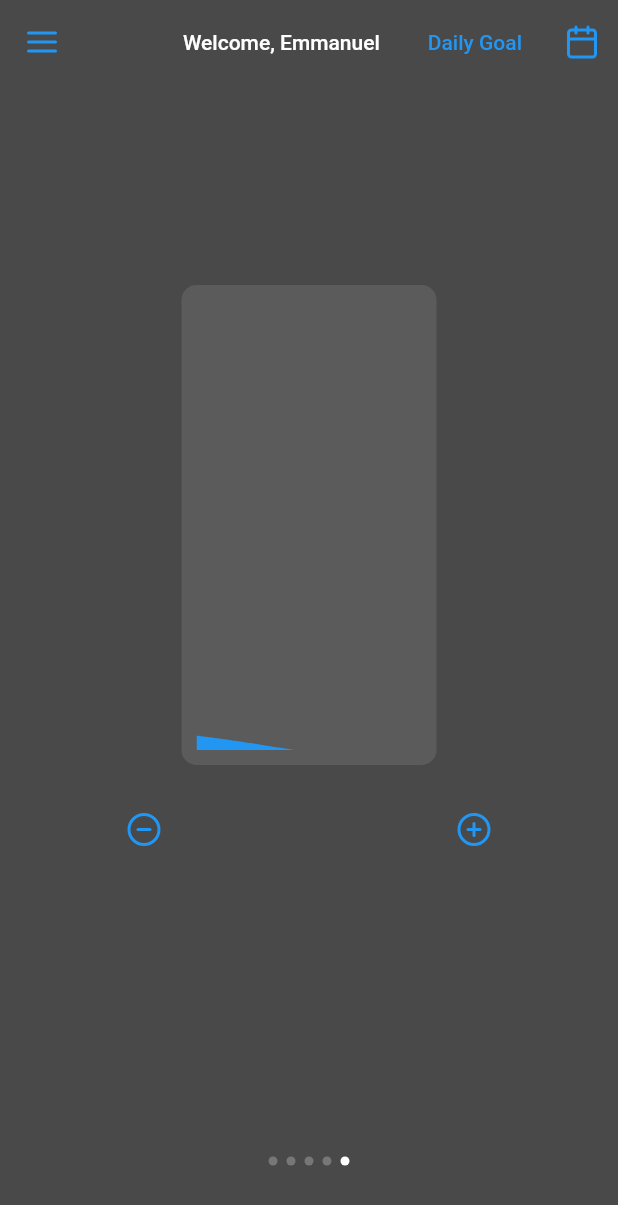
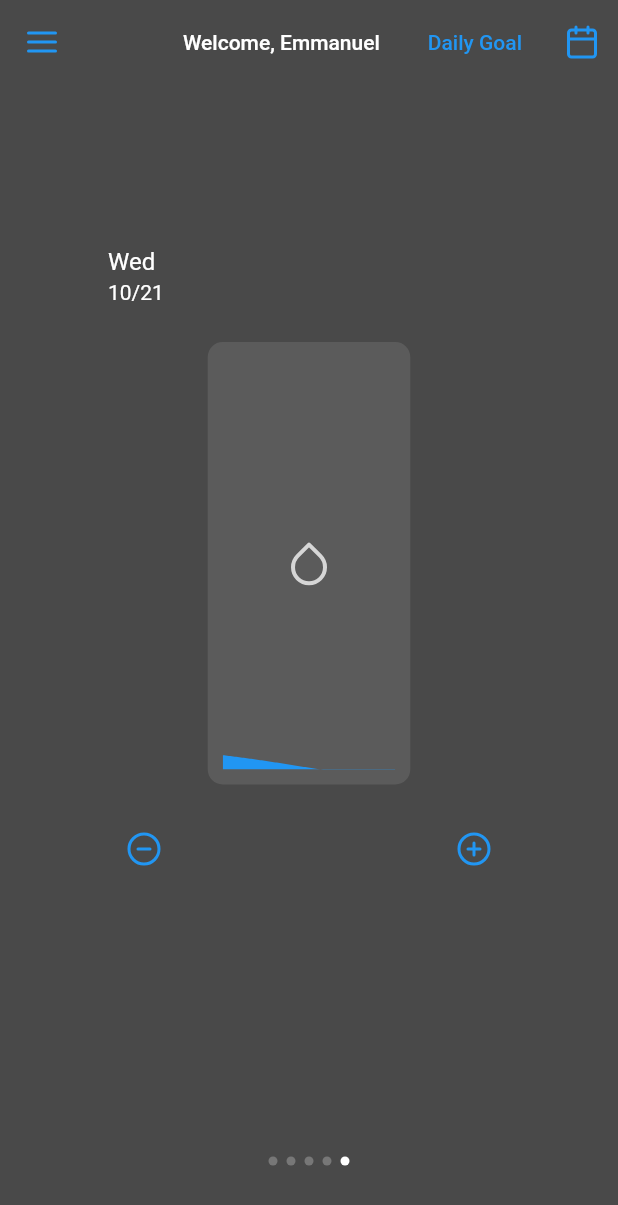
Before and after one commit to emmanuelrocha001/water, a Flutter app: the screen it shows after launch, on a phone screen of 412 x 824 dp. Shown: the top 1205 px of the screen. Run offline on Flutter 3.47's test engine with Material 2 defaults, Android fonts, the phone set to English and light mode, and no system bars; our stand-ins replace flutter_vector_icons.

Commit message:
date added

```diff
--- a/lib/widgets/five_day/day.dart
+++ b/lib/widgets/five_day/day.dart
@@ -4,10 +4,10 @@ import '../../app_colors.dart';
 
 class Day extends StatefulWidget {
   final id;
-  final color;
+  final date;
   Day({
     @required this.id,
-    this.color
+    this.date,
   });
 
   @override
@@ -30,7 +30,8 @@ class _DayState extends State<Day> with AutomaticKeepAliveClientMixin {
         child: Wave(
           id: widget.id,
           color: AppColors.PRIMARY_DARK,
-          size: Size(150, 300),
+          size: Size(115, 275),
+          date: widget.date,
         ),
       ),
 
--- a/lib/widgets/five_day/five_day.dart
+++ b/lib/widgets/five_day/five_day.dart
@@ -9,20 +9,27 @@ class FiveDay extends StatefulWidget {
 }
 
 class _FiveDayState extends State<FiveDay> {
-  final _controller = PageController(
-    initialPage: 4,
-    keepPage: true,
-  );
+  PageController _controller;
+  List<DateTime> days;
 
   var currentIndex = 4;
 
-  final days = [
-    Colors.red,
-    Colors.blue,
-    Colors.green,
-    Colors.yellow,
-    Colors.pink,
-  ];
+
+  @override
+  void initState() {
+    super.initState();
+
+    var l = 5;
+    days = List.generate(l, (index) {
+      return DateTime.now().subtract(Duration(days: l-index-1));
+    });
+
+    _controller = PageController(
+      initialPage: days.length-1,
+      keepPage: true,
+    );
+
+  }
 
   @override
   Widget build(BuildContext context) {
@@ -34,10 +41,9 @@ class _FiveDayState extends State<FiveDay> {
             child: Container(
               child: PageView.builder(
 
-
                 controller: _controller,
                 itemCount: days.length,
-                itemBuilder: (context, index) => Day(id: index, color: days[index],),
+                itemBuilder: (context, index) => Day(id: index, date: days[index],),
                 onPageChanged: (value) {
                   print(value);
                   setState(() {
--- a/lib/widgets/wave.dart
+++ b/lib/widgets/wave.dart
@@ -1,4 +1,5 @@
 import 'package:flutter/material.dart';
+import 'package:intl/intl.dart';
 import 'package:flutter_vector_icons/flutter_vector_icons.dart';
 import '../widgets/clipper.dart';
 import '../app_colors.dart';
@@ -7,11 +8,13 @@ import 'dart:math' as Math;
 class Wave extends StatefulWidget {
   final Size size;
   final Color color;
+  final date;
   final id;
   Wave({
     @required this.size,
     @required this.color,
     @required this.id,
+    this.date,
   });
 
   @override
@@ -90,9 +93,19 @@ class _WaveState extends State<Wave> with TickerProviderStateMixin{
 
     final styleTheme = Theme.of(context);
     return Container(
-      height: 400,
+      height: 500,
       child: Column(
         children: [
+          Padding(
+            padding: const EdgeInsets.all(8.0),
+            child: Container(
+              width: 300,
+              child: ListTile(
+                title: Text(DateFormat.E().format(widget.date), style: TextStyle(color: Colors.white),),
+                subtitle: Text(DateFormat('M/d').format(widget.date), style: TextStyle(color: Colors.white),),
+              ),
+            ),
+          ),
           Container(
             decoration: BoxDecoration(
               color: AppColors.SECONDARY_DARK,
@@ -103,7 +116,9 @@ class _WaveState extends State<Wave> with TickerProviderStateMixin{
 
               borderRadius: BorderRadius.circular(10)
             ),
-            child: AnimatedBuilder(
+            child: Stack(
+              children: [
+                AnimatedBuilder(
                   animation: _controller,
                   builder: (context, child) {
                     return ClipPath(
@@ -120,6 +135,14 @@ class _WaveState extends State<Wave> with TickerProviderStateMixin{
                     );
                   },
 
+                ),
+                Container(
+                  width: widget.size.width,
+                  height: widget.size.height,
+                  alignment: Alignment.center,
+                  child: Icon(Feather.droplet, color: Colors.white.withOpacity(.75), size: 32,)
+                ),
+              ],
             ),
 
           ),
--- a/pubspec.yaml
+++ b/pubspec.yaml
@@ -24,6 +24,8 @@ dependencies:
   flutter:
     sdk: flutter
   flutter_vector_icons: ^0.2.1
+  http: ^0.12.1
+  intl: ^0.16.1
 
 
   # The following adds the Cupertino Icons font to your application.
```
Also changed, not shown: lib/providers/water.dart (added, +217 -0 lines), pubspec.lock. Lines whose indentation alone changed are shown as unchanged.
